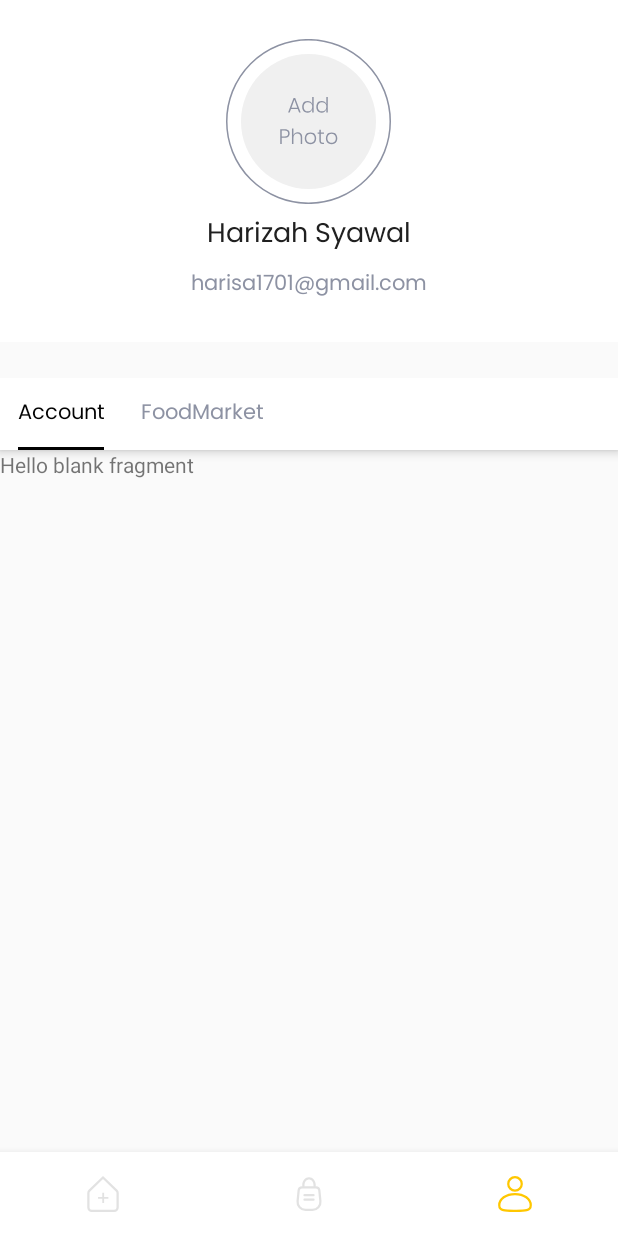
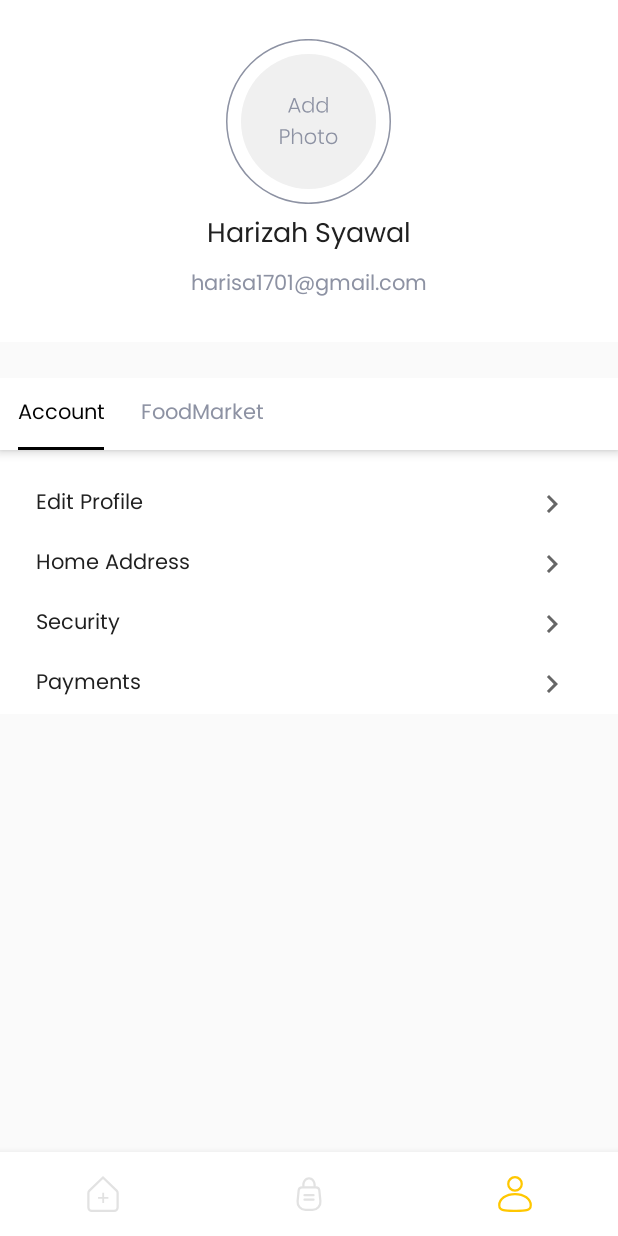
Before and after one commit to HarizahSyawal/FoodAppMarket-Kotlin, an Android app: the MainActivity screen opened directly, with no data from a screen before it, item 3 of the bottom bar chosen, on a phone screen of 412 x 824 dp. Run offline under Robolectric (Android 15) with nearby library versions, the phone set to English and light mode, and no system bars; our stand-ins replace navigation-ui.

Commit message:
New Changes :
feat(Profile Tab UI)

```diff
--- /dev/null
+++ b/FrontEnd/app/src/main/java/com/hariz/foodmarketapp/ui/profile/ProfileMenuAdapter.kt
@@ -0,0 +1,45 @@
+package com.hariz.foodmarketapp.ui.profile
+
+import android.view.LayoutInflater
+import android.view.View
+import android.view.ViewGroup
+import androidx.recyclerview.widget.RecyclerView
+import com.bumptech.glide.Glide
+import com.hariz.foodmarketapp.R
+import com.hariz.foodmarketapp.model.dummy.ProfileMenuModel
+import kotlinx.android.synthetic.main.item_home_horizontal.view.tvTitle
+
+class ProfileMenuAdapter (
+    private val listData : List<ProfileMenuModel>,
+    private val itemAdapterCallback : ItemAdapterCallback,
+) : RecyclerView.Adapter<ProfileMenuAdapter.ViewHolder>(){
+    override fun onCreateViewHolder(parent: ViewGroup, viewType: Int): ViewHolder {
+        val layoutInflater = LayoutInflater.from(parent.context)
+        val view = layoutInflater.inflate(R.layout.item_menu_profile, parent, false)
+        return ViewHolder(view)
+
+    }
+
+    override fun onBindViewHolder(holder: ViewHolder, position: Int) {
+        holder.bind(listData[position], itemAdapterCallback)
+    }
+
+    override fun getItemCount(): Int {
+        return listData.size
+    }
+
+    class ViewHolder (itemView:View) : RecyclerView.ViewHolder(itemView) {
+        fun bind(data : ProfileMenuModel, itemAdapterCallback: ItemAdapterCallback) {
+            itemView.apply {
+                tvTitle.text = data.title
+
+                itemView.setOnClickListener { itemAdapterCallback.onClick(it, data) }
+            }
+        }
+    }
+
+    interface ItemAdapterCallback {
+        fun onClick(v: View, data:ProfileMenuModel)
+    }
+
+}
--- a/FrontEnd/app/src/main/java/com/hariz/foodmarketapp/ui/profile/account/ProfileAccountFragment.kt
+++ b/FrontEnd/app/src/main/java/com/hariz/foodmarketapp/ui/profile/account/ProfileAccountFragment.kt
@@ -5,9 +5,17 @@ import androidx.fragment.app.Fragment
 import android.view.LayoutInflater
 import android.view.View
 import android.view.ViewGroup
+import android.widget.Toast
+import androidx.recyclerview.widget.LinearLayoutManager
+import androidx.recyclerview.widget.RecyclerView
 import com.hariz.foodmarketapp.R
+import com.hariz.foodmarketapp.model.dummy.ProfileMenuModel
+import com.hariz.foodmarketapp.ui.profile.ProfileMenuAdapter
+import kotlinx.android.synthetic.main.fragment_profile_account.*
 
-class ProfileAccountFragment : Fragment() {
+class ProfileAccountFragment : Fragment(), ProfileMenuAdapter.ItemAdapterCallback {
+
+    private var menuArrayList: ArrayList<ProfileMenuModel> = ArrayList()
 
     override fun onCreateView(
         inflater: LayoutInflater, container: ViewGroup?,
@@ -16,4 +24,28 @@ class ProfileAccountFragment : Fragment() {
         // Inflate the layout for this fragment
         return inflater.inflate(R.layout.fragment_profile_account, container, false)
     }
+
+    override fun onActivityCreated(savedInstanceState: Bundle?) {
+        super.onActivityCreated(savedInstanceState)
+
+        initDataDummy()
+
+        var adapter = ProfileMenuAdapter(menuArrayList, this)
+        var layoutManager : RecyclerView.LayoutManager = LinearLayoutManager(activity)
+        rcList.layoutManager = layoutManager
+        rcList.adapter = adapter
+    }
+
+    fun initDataDummy() {
+        menuArrayList = ArrayList()
+        menuArrayList.add(ProfileMenuModel("Edit Profile"))
+        menuArrayList.add(ProfileMenuModel("Home Address"))
+        menuArrayList.add(ProfileMenuModel("Security"))
+        menuArrayList.add(ProfileMenuModel("Payments"))
+    }
+
+    override fun onClick(v: View, data: ProfileMenuModel) {
+        Toast.makeText(context, "ini menu yang kamu klik "+data.title, Toast.LENGTH_SHORT).show()
+    }
+
 }
--- a/FrontEnd/app/src/main/java/com/hariz/foodmarketapp/ui/profile/foodmarket/ProfileFoodmarketFragment.kt
+++ b/FrontEnd/app/src/main/java/com/hariz/foodmarketapp/ui/profile/foodmarket/ProfileFoodmarketFragment.kt
@@ -5,15 +5,47 @@ import androidx.fragment.app.Fragment
 import android.view.LayoutInflater
 import android.view.View
 import android.view.ViewGroup
+import android.widget.Toast
+import androidx.recyclerview.widget.LinearLayoutManager
+import androidx.recyclerview.widget.RecyclerView
 import com.hariz.foodmarketapp.R
+import com.hariz.foodmarketapp.model.dummy.ProfileMenuModel
+import com.hariz.foodmarketapp.ui.profile.ProfileMenuAdapter
+import kotlinx.android.synthetic.main.fragment_profile_account.*
 
-class ProfileFoodmarketFragment : Fragment() {
+class ProfileFoodmarketFragment : Fragment(), ProfileMenuAdapter.ItemAdapterCallback {
+
+    private var menuArrayList: ArrayList<ProfileMenuModel> = ArrayList()
 
     override fun onCreateView(
         inflater: LayoutInflater, container: ViewGroup?,
         savedInstanceState: Bundle?
     ): View? {
         // Inflate the layout for this fragment
-        return inflater.inflate(R.layout.fragment_profile_foodmarket, container, false)
+        return inflater.inflate(R.layout.fragment_profile_account, container, false)
     }
+
+    override fun onActivityCreated(savedInstanceState: Bundle?) {
+        super.onActivityCreated(savedInstanceState)
+
+        initDataDummy()
+
+        var adapter = ProfileMenuAdapter(menuArrayList, this)
+        var layoutManager : RecyclerView.LayoutManager = LinearLayoutManager(activity)
+        rcList.layoutManager = layoutManager
+        rcList.adapter = adapter
+    }
+
+    fun initDataDummy() {
+        menuArrayList = ArrayList()
+        menuArrayList.add(ProfileMenuModel("Edit Profile"))
+        menuArrayList.add(ProfileMenuModel("Home Address"))
+        menuArrayList.add(ProfileMenuModel("Security"))
+        menuArrayList.add(ProfileMenuModel("Payments"))
+    }
+
+    override fun onClick(v: View, data: ProfileMenuModel) {
+        Toast.makeText(context, "ini menu yang kamu klik "+data.title, Toast.LENGTH_SHORT).show()
+    }
+
 }
--- a/FrontEnd/app/src/main/res/layout/fragment_profile_account.xml
+++ b/FrontEnd/app/src/main/res/layout/fragment_profile_account.xml
@@ -5,10 +5,11 @@
     android:layout_height="match_parent"
     tools:context=".ui.profile.account.ProfileAccountFragment">
 
-    <!-- TODO: Update blank fragment layout -->
-    <TextView
+    <androidx.recyclerview.widget.RecyclerView
+        android:id="@+id/rcList"
         android:layout_width="match_parent"
-        android:layout_height="match_parent"
-        android:text="@string/hello_blank_fragment" />
-
+        android:layout_height="wrap_content"
+        android:paddingTop="16dp"
+        android:background="#FFF"
+        tools:listitem="@layout/item_menu_profile"/>
 </FrameLayout>
--- /dev/null
+++ b/FrontEnd/app/src/main/res/layout/item_menu_profile.xml
@@ -0,0 +1,33 @@
+<?xml version="1.0" encoding="utf-8"?>
+<androidx.constraintlayout.widget.ConstraintLayout
+    xmlns:android="http://schemas.android.com/apk/res/android"
+    xmlns:app="http://schemas.android.com/apk/res-auto"
+    xmlns:tools="http://schemas.android.com/tools"
+    android:layout_width="match_parent"
+    android:layout_height="wrap_content"
+    android:background="#FFF">
+
+    <TextView
+        android:id="@+id/tvTitle"
+        style="@style/TextView.PoppinsNormal14sp202020"
+        android:layout_width="wrap_content"
+        android:layout_height="wrap_content"
+        android:layout_marginStart="24dp"
+        android:layout_marginTop="8dp"
+        android:layout_marginBottom="8dp"
+        app:layout_constraintBottom_toBottomOf="parent"
+        app:layout_constraintStart_toStartOf="parent"
+        app:layout_constraintTop_toTopOf="parent"
+        tools:text="Edit Profile" />
+
+    <ImageView
+        android:id="@+id/ivIcon"
+        android:layout_width="wrap_content"
+        android:layout_height="wrap_content"
+        android:layout_marginEnd="32dp"
+        app:layout_constraintBottom_toBottomOf="parent"
+        app:layout_constraintEnd_toEndOf="parent"
+        app:layout_constraintTop_toTopOf="parent"
+        app:srcCompat="@drawable/ic_arrow_right_8d92a3"
+        android:contentDescription="@string/ini_adalah_icon_ok" />
+</androidx.constraintlayout.widget.ConstraintLayout>
--- a/FrontEnd/app/src/main/res/values/strings.xml
+++ b/FrontEnd/app/src/main/res/values/strings.xml
@@ -5,4 +5,5 @@
     <string name="title_home">Home</string>
     <string name="title_dashboard">Order</string>
     <string name="title_notifications">Profile</string>
+    <string name="ini_adalah_icon_ok" />
 </resources>
```
